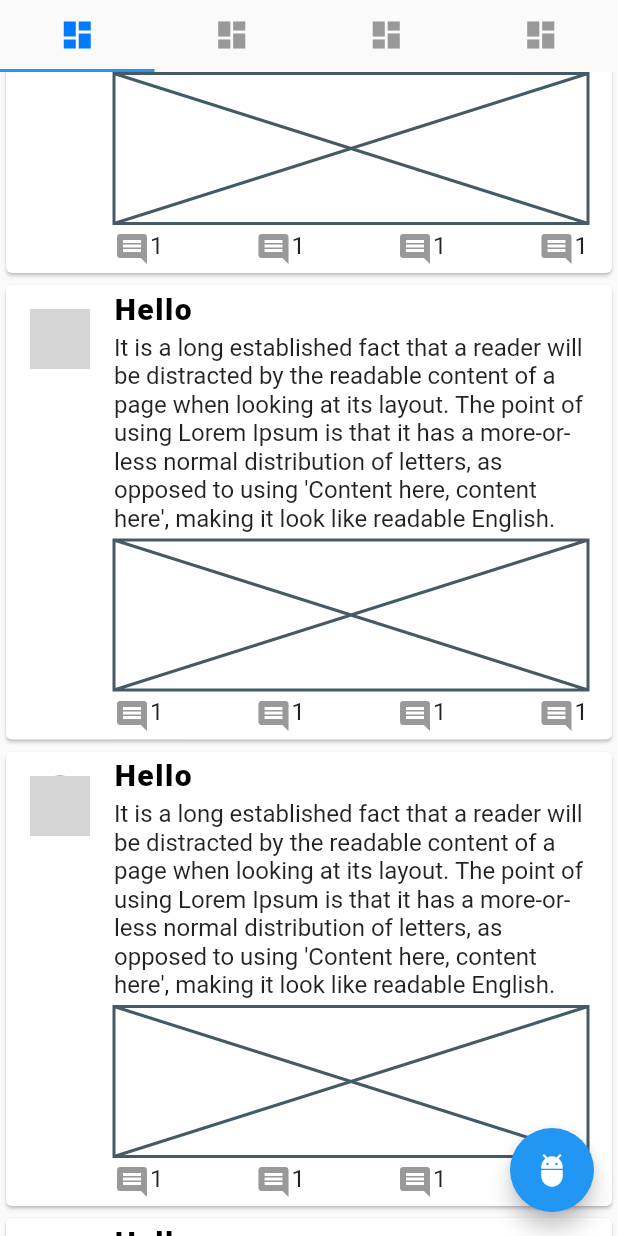
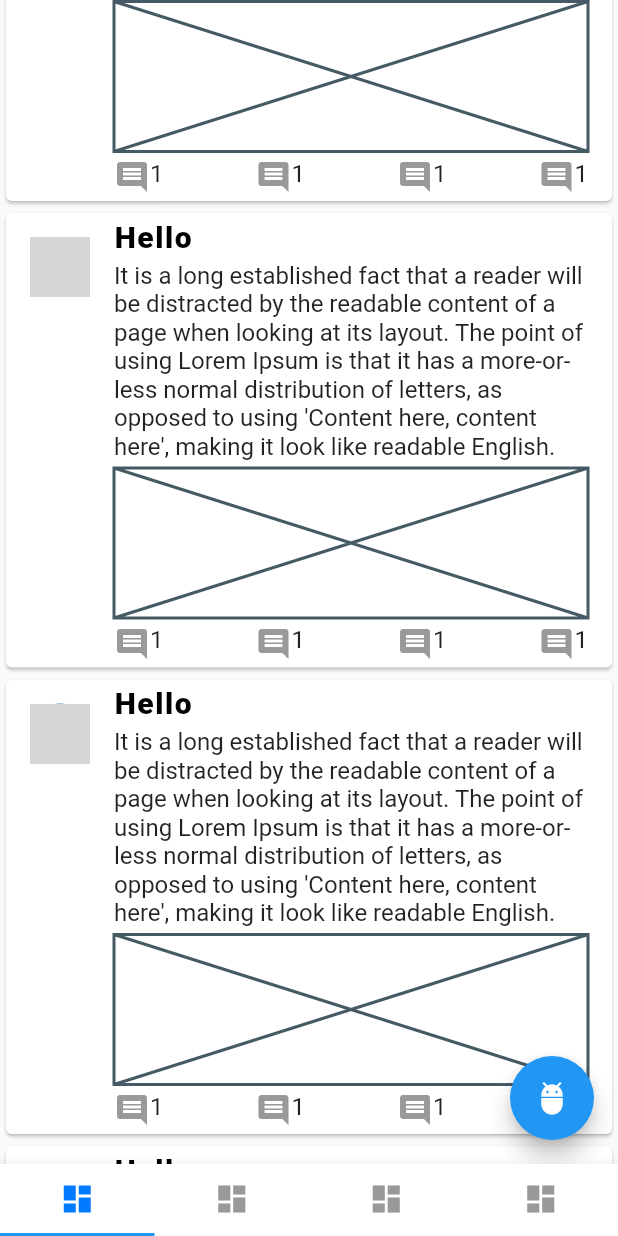
Before and after one commit to mustafaoezkan/twitterclone, a Flutter app: the screen it shows after launch, scrolled down 1728 dp, after a tap on the "adb" icon, on a phone screen of 412 x 824 dp. Run offline on Flutter 3.47's test engine with Material 2 defaults, Android fonts, the phone set to English and light mode, and no system bars; network calls fail; grey boxes are pictures that could not be loaded.

Commit message:
Update Tabbar

```diff
--- /dev/null
+++ b/lib/home/home_view.dart
@@ -0,0 +1,91 @@
+import 'package:flutter/cupertino.dart';
+import 'package:flutter/material.dart';
+import 'package:twitterclone/home/tabbar_view.dart';
+
+class HomeView extends StatefulWidget {
+  const HomeView(this.controller, {Key? key}) : super(key: key);
+
+  final ScrollController controller;
+
+  @override
+  _HomeViewState createState() => _HomeViewState();
+}
+
+class _HomeViewState extends State<HomeView> {
+  int defaultTabLength = 4;
+  String _randomImage = "https://picsum.photos/200";
+  String _dummyText =
+      "It is a long established fact that a reader will be distracted by the readable content of a page when looking at its layout. The point of using Lorem Ipsum is that it has a more-or-less normal distribution of letters, as opposed to using 'Content here, content here', making it look like readable English.";
+  bool isHeaderClose = false;
+  double lastOffset = 0;
+
+  @override
+  Widget build(BuildContext context) {
+    return Scaffold(floatingActionButton: _fabButton, body: _listView);
+  }
+
+  Widget get _fabButton => FloatingActionButton(
+        onPressed: () {},
+        child: Icon(Icons.adb),
+      );
+
+  Widget get _listView => ListView.builder(
+      itemCount: 10,
+      controller: widget.controller,
+      itemBuilder: (context, index) {
+        return _listViewCard;
+      });
+
+  Widget get _listViewCard => Card(
+        child: ListTile(
+          leading: CircleAvatar(
+            backgroundImage: NetworkImage(_randomImage),
+          ),
+          title: Wrap(
+            direction: Axis.horizontal,
+            runSpacing: 5,
+            children: [
+              _listCardTitle("Hello"),
+              Text(_dummyText),
+              _placeHolderField,
+              _footerButtonList,
+            ],
+          ),
+        ),
+      );
+
+  Widget _listCardTitle(String text) => Text(
+        text,
+        style: titleTextStyle,
+      );
+
+  Widget get _placeHolderField => Container(
+        height: 100,
+        child: Placeholder(),
+      );
+
+  Widget get _footerButtonList => Row(
+        mainAxisAlignment: MainAxisAlignment.spaceBetween,
+        children: [
+          _iconLabelButton,
+          _iconLabelButton,
+          _iconLabelButton,
+          _iconLabelButton,
+        ],
+      );
+
+  Widget _iconLabel(String text) => Wrap(
+        children: [
+          Icon(
+            Icons.comment,
+            color: CupertinoColors.inactiveGray,
+          ),
+          Text(text),
+        ],
+      );
+
+  Widget get _iconLabelButton => InkWell(
+        child: _iconLabel("1"),
+        onTap: () {},
+      );
+}
--- /dev/null
+++ b/lib/home/tabbar_view.dart
@@ -0,0 +1,114 @@
+import 'package:flutter/material.dart';
+import 'package:twitterclone/home/home_view.dart';
+
+class TwitterTabbarView extends StatefulWidget {
+  const TwitterTabbarView({Key? key}) : super(key: key);
+
+  @override
+  _TwitterTabbarViewState createState() => _TwitterTabbarViewState();
+}
+
+class _TwitterTabbarViewState extends State<TwitterTabbarView> {
+  bool isHeaderClose = false;
+  String _imageUrl =
+      "https://images.pexels.com/photos/3785079/pexels-photo-3785079.jpeg?auto=compress&cs=tinysrgb&h=750&w=1260";
+  late ScrollController scrollController;
+  double lastOffset = 0;
+
+  @override
+  void initState() {
+    super.initState();
+    scrollController = ScrollController();
+
+    scrollController.addListener(() {
+      print(scrollController.offset);
+      if (scrollController.offset <= 0) {
+        isHeaderClose = false;
+      } else if (scrollController.offset <=
+          scrollController.position.maxScrollExtent) {
+        isHeaderClose = true;
+      } else {
+        isHeaderClose = scrollController.offset > lastOffset ? true : false;
+      }
+
+      setState(() {
+        lastOffset = scrollController.offset;
+      });
+    });
+  }
+
+  @override
+  void dispose() {
+    scrollController.dispose();
+    super.dispose();
+  }
+
+  @override
+  Widget build(BuildContext context) {
+    return DefaultTabController(
+      length: 4,
+      child: Scaffold(
+        bottomNavigationBar: _bottomAppBar,
+        body: Column(
+          children: [
+            _containerAppBar,
+            Expanded(
+              child: TabBarView(children: [
+                HomeView(scrollController),
+                Text("asd"),
+                Text("asd"),
+                Text("asd"),
+              ]),
+            ),
+          ],
+        ),
+      ),
+    );
+  }
+
+  Widget get _bottomAppBar => BottomAppBar(
+        shape: CircularNotchedRectangle(),
+        child: _tabBarItems,
+      );
+
+  Widget get _fabButton => FloatingActionButton(
+        onPressed: () {},
+        child: const Icon(Icons.adb),
+      );
+
+  Widget get _containerAppBar => AnimatedContainer(
+        duration: Duration(milliseconds: 500),
+        height: isHeaderClose ? 0 : 50,
+        child: _appBar,
+      );
+
+  Widget get _appBar => AppBar(
+        elevation: 0,
+        centerTitle: false,
+        title: _appBarItems,
+      );
+
+  Widget get _appBarItems => Wrap(
+        crossAxisAlignment: WrapCrossAlignment.center,
+        spacing: 10,
+        children: [
+          CircleAvatar(backgroundImage: NetworkImage(_imageUrl)),
+          Text("Home", style: titleTextStyle),
+        ],
+      );
+  Widget get _tabBarItems => TabBar(
+        tabs: [
+          Tab(icon: Icon(Icons.dashboard)),
+          Tab(icon: Icon(Icons.dashboard)),
+          Tab(icon: Icon(Icons.dashboard)),
+          Tab(icon: Icon(Icons.dashboard)),
+        ],
+      );
+}
+
+final titleTextStyle = TextStyle(
+  letterSpacing: 1,
+  fontSize: 20,
+  fontWeight: FontWeight.w800,
+  color: Colors.black,
+);
--- a/lib/home_view.dart
+++ /dev/null
@@ -1,174 +0,0 @@
-import 'package:flutter/cupertino.dart';
-import 'package:flutter/material.dart';
-
-class HomeView extends StatefulWidget {
-  const HomeView({Key? key}) : super(key: key);
-
-  @override
-  _HomeViewState createState() => _HomeViewState();
-}
-
-class _HomeViewState extends State<HomeView> {
-  String _imageUrl =
-      "https://images.pexels.com/photos/3785079/pexels-photo-3785079.jpeg?auto=compress&cs=tinysrgb&h=750&w=1260";
-  int defaultTabLength = 4;
-  String _randomImage = "https://picsum.photos/200";
-  String _dummyText =
-      "It is a long established fact that a reader will be distracted by the readable content of a page when looking at its layout. The point of using Lorem Ipsum is that it has a more-or-less normal distribution of letters, as opposed to using 'Content here, content here', making it look like readable English.";
-  bool isHeaderClose = false;
-  double lastOffset = 0;
-  late ScrollController scrollController;
-
-  @override
-  void initState() {
-    super.initState();
-    scrollController = ScrollController();
-
-    scrollController.addListener(() {
-      print(scrollController.offset);
-      if (scrollController.offset <= 0) {
-        isHeaderClose = false;
-      } else if (scrollController.offset <=
-          scrollController.position.maxScrollExtent) {
-        isHeaderClose = true;
-      } else {
-        isHeaderClose = scrollController.offset > lastOffset ? true : false;
-      }
-
-      setState(() {
-        lastOffset = scrollController.offset;
-      });
-    });
-  }
-
-  @override
-  void dispose() {
-    super.dispose();
-    scrollController.dispose();
-  }
-
-  @override
-  Widget build(BuildContext context) {
-    return Scaffold(
-      floatingActionButton: _fabButton,
-      body: SafeArea(
-        child: DefaultTabController(
-          length: defaultTabLength,
-          child: Column(
-            children: [
-              _containerAppBar,
-              _tabBarItems,
-              _expandedListView,
-            ],
-          ),
-        ),
-      ),
-    );
-  }
-
-  Widget get _fabButton => FloatingActionButton(
-        onPressed: () {},
-        child: const Icon(Icons.adb),
-      );
-
-  Widget get _containerAppBar => AnimatedContainer(
-        duration: Duration(milliseconds: 500),
-        height: isHeaderClose ? 0 : 50,
-        child: _appBar,
-      );
-
-  Widget get _appBar => AppBar(
-        elevation: 0,
-        centerTitle: false,
-        title: _appBarItems,
-      );
-
-  Widget get _appBarItems => Wrap(
-        crossAxisAlignment: WrapCrossAlignment.center,
-        spacing: 10,
-        children: [
-          CircleAvatar(backgroundImage: NetworkImage(_imageUrl)),
-          Text("Home", style: titleTextStyle),
-        ],
-      );
-
-  Widget get _tabBarItems => TabBar(
-        tabs: [
-          Tab(icon: Icon(Icons.dashboard)),
-          Tab(icon: Icon(Icons.dashboard)),
-          Tab(icon: Icon(Icons.dashboard)),
-          Tab(icon: Icon(Icons.dashboard)),
-        ],
-      );
-
-  Widget get _expandedListView => Expanded(
-        child: _listView,
-      );
-
-  Widget get _listView => ListView.builder(
-      itemCount: 10,
-      controller: scrollController,
-      itemBuilder: (context, index) {
-        return _listViewCard;
-      });
-
-  Widget get _listViewCard => Card(
-        child: ListTile(
-          leading: CircleAvatar(
-            backgroundImage: NetworkImage(_randomImage),
-          ),
-          title: Wrap(
-            direction: Axis.horizontal,
-            runSpacing: 5,
-            children: [
-              _listCardTitle("Hello"),
-              Text(_dummyText),
-              _placeHolderField,
-              _footerButtonList,
-            ],
-          ),
-        ),
-      );
-
-  Widget _listCardTitle(String text) => Text(
-        text,
-        style: titleTextStyle,
-      );
-
-  Widget get _placeHolderField => Container(
-        height: 100,
-        child: Placeholder(),
-      );
-
-  Widget get _footerButtonList => Row(
-        mainAxisAlignment: MainAxisAlignment.spaceBetween,
-        children: [
-          _iconLabelButton,
-          _iconLabelButton,
-          _iconLabelButton,
-          _iconLabelButton,
-        ],
-      );
-
-  Widget _iconLabel(String text) => Wrap(
-        children: [
-          Icon(
-            Icons.comment,
-            color: CupertinoColors.inactiveGray,
-          ),
-          Text(text),
-        ],
-      );
-
-  Widget get _iconLabelButton => InkWell(
-        child: _iconLabel("1"),
-        onTap: () {},
-      );
-}
-
-final titleTextStyle = TextStyle(
-  letterSpacing: 1,
-  fontSize: 20,
-  fontWeight: FontWeight.w800,
-  color: Colors.black,
-);
--- a/lib/main.dart
+++ b/lib/main.dart
@@ -1,6 +1,7 @@
 import 'package:flutter/cupertino.dart';
 import 'package:flutter/material.dart';
-import 'package:twitterclone/home_view.dart';
+import 'package:twitterclone/home/tabbar_view.dart';
+import 'package:twitterclone/home/home_view.dart';
 
 void main() => runApp(const MyApp());
 
@@ -11,7 +12,7 @@ class MyApp extends StatelessWidget {
   Widget build(BuildContext context) {
     return MaterialApp(
       title: 'Material App',
-      home: HomeView(
+      home: TwitterTabbarView(
         key: null,
       ),
       theme: ThemeData.light().copyWith(
```
